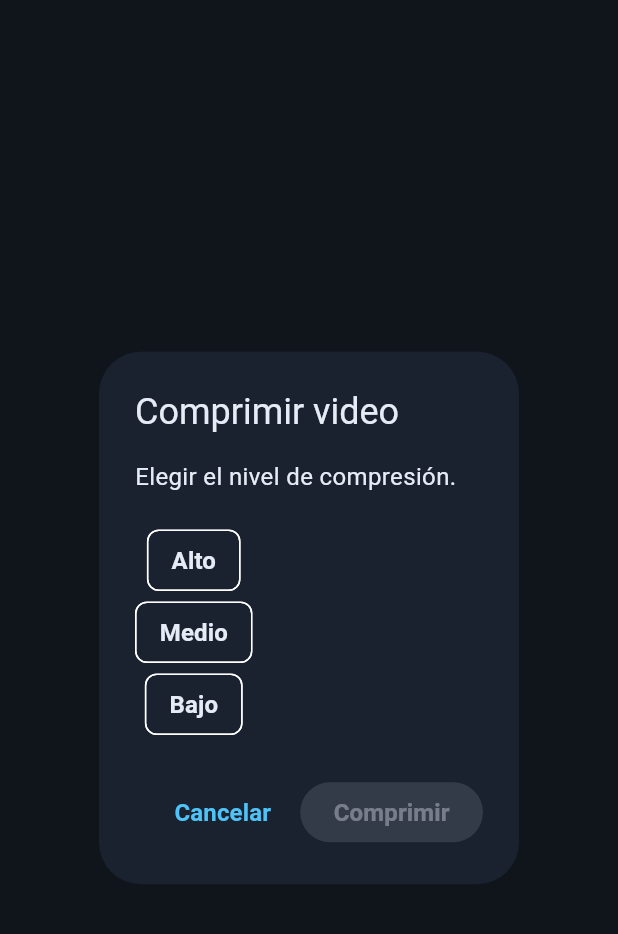
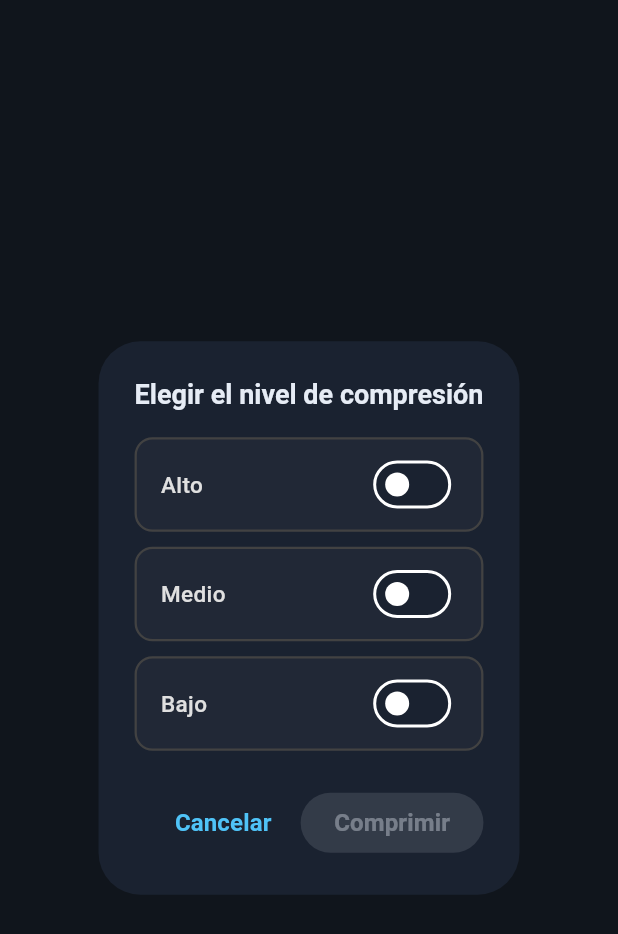
Before and after one commit to carlostic26/robot_compresor_video, a Flutter app: the CompressionDialog widget shown alone on an empty page, opened directly, on a phone screen of 412 x 824 dp. Shown: the top 934 px of the screen. Run offline on Flutter 3.47's test engine with Material 3 defaults, Android fonts, the light colour scheme and no system bars; our stand-ins replace equatable, file_picker, flutter_bloc, flutter_dotenv, get_it, go_router and 3 more; missing offline and left inert: ffmpeg_kit_flutter_new, gal, video_compress.

Commit message:
refaxtor(ui): adjust compresor dialog to switch button

```diff
--- a/lib/features/home/presentation/dialogs/compression_dialog.dart
+++ b/lib/features/home/presentation/dialogs/compression_dialog.dart
@@ -14,48 +14,39 @@ class _CompressionDialogState extends State<CompressionDialog> {
   @override
   Widget build(BuildContext context) {
     return AlertDialog(
-      title: const Text('Comprimir video'),
+      title: const Center(
+        child: Text(
+          'Elegir el nivel de compresión',
+          textAlign: TextAlign.center,
+          style: TextStyle(fontSize: 18, fontWeight: FontWeight.bold),
+        ),
+      ),
       content: Column(
         mainAxisSize: MainAxisSize.min,
-        crossAxisAlignment: CrossAxisAlignment.start,
+        crossAxisAlignment: CrossAxisAlignment.center,
         children: [
-          const Text('Elegir el nivel de compresión.'),
-
-          const SizedBox(height: 20),
-
-          Column(
-
-            children: [
-              ChoiceChip(
-                label: const Text('Alto'),
-                selected: _selectedQuality == CompressionQuality.low,
-                onSelected: (_) {
-                  setState(() {
-                    _selectedQuality = CompressionQuality.low;
-                  });
-                },
-              ),
-
-              ChoiceChip(
-                label: const Text('Medio'),
-                selected: _selectedQuality == CompressionQuality.medium,
-                onSelected: (_) {
-                  setState(() {
-                    _selectedQuality = CompressionQuality.medium;
-                  });
-                },
-              ),
-
-              ChoiceChip(
-                label: const Text('Bajo'),
-                selected: _selectedQuality == CompressionQuality.high,
-                onSelected: (_) {
-                  setState(() {
-                    _selectedQuality = CompressionQuality.high;
-                  });
-                },
-              ),
-            ],
+          ConstrainedBox(
+            constraints: const BoxConstraints(maxWidth: 260),
+            child: Column(
+              mainAxisAlignment: MainAxisAlignment.center,
+              crossAxisAlignment: CrossAxisAlignment.center,
+              children: [
+                _buildSwitchOption(
+                  label: 'Alto',
+                  quality: CompressionQuality.low,
+                ),
+                const SizedBox(height: 10),
+                _buildSwitchOption(
+                  label: 'Medio',
+                  quality: CompressionQuality.medium,
+                ),
+                const SizedBox(height: 10),
+                _buildSwitchOption(
+                  label: 'Bajo',
+                  quality: CompressionQuality.high,
+                ),
+              ],
+            ),
           ),
         ],
       ),
@@ -64,7 +55,6 @@ class _CompressionDialogState extends State<CompressionDialog> {
           onPressed: () => Navigator.pop(context),
           child: const Text('Cancelar'),
         ),
-
         FilledButton(
           onPressed: _selectedQuality == null
               ? null
@@ -79,4 +69,56 @@ class _CompressionDialogState extends State<CompressionDialog> {
       ],
     );
   }
+
+  Widget _buildSwitchOption({
+    required String label,
+    required CompressionQuality quality,
+  }) {
+    final isSelected = _selectedQuality == quality;
+
+    return InkWell(
+      borderRadius: BorderRadius.circular(12),
+      onTap: () {
+        setState(() {
+          _selectedQuality = isSelected ? null : quality;
+        });
+      },
+      child: Container(
+        padding: const EdgeInsets.symmetric(horizontal: 16, vertical: 6),
+        decoration: BoxDecoration(
+          borderRadius: BorderRadius.circular(12),
+          color: isSelected
+              ? Colors.blue.withValues(alpha: 0.12)
+              : Colors.grey.withValues(alpha: 0.05),
+          border: Border.all(
+            color: isSelected ? Colors.blue : Colors.grey[800]!,
+            width: 1.5,
+          ),
+        ),
+        child: Row(
+          mainAxisAlignment: MainAxisAlignment.spaceBetween,
+          children: [
+            Text(
+              label,
+              style: TextStyle(
+                fontSize: 15,
+                fontWeight: isSelected ? FontWeight.bold : FontWeight.w500,
+                color: isSelected ? Colors.white : Colors.grey[300],
+              ),
+            ),
+            Switch(
+              value: isSelected,
+              activeThumbColor: Colors.white,
+              activeTrackColor: Colors.blue,
+              onChanged: (val) {
+                setState(() {
+                  _selectedQuality = val ? quality : null;
+                });
+              },
+            ),
+          ],
+        ),
+      ),
+    );
+  }
 }
```
